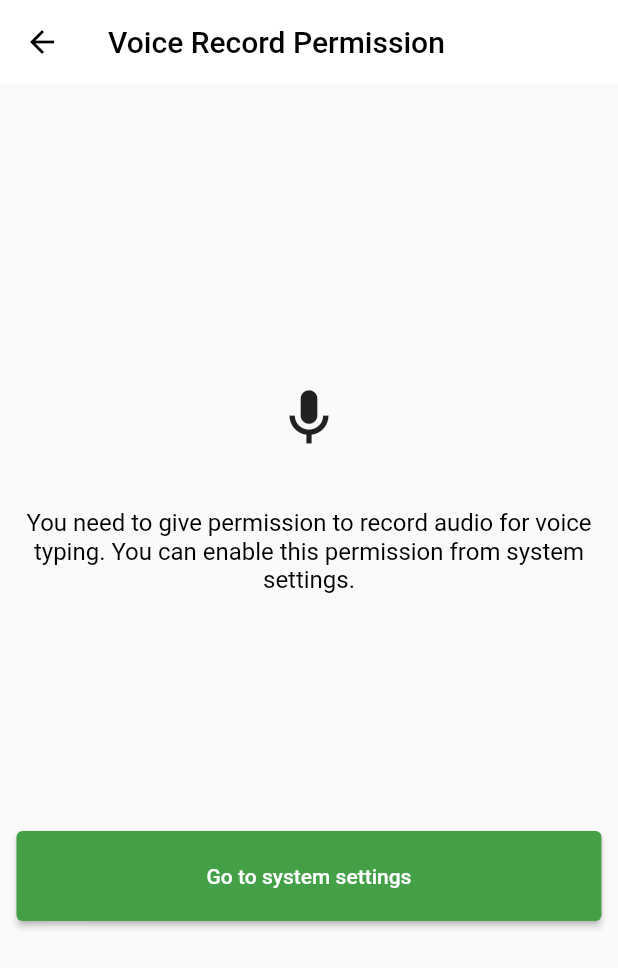
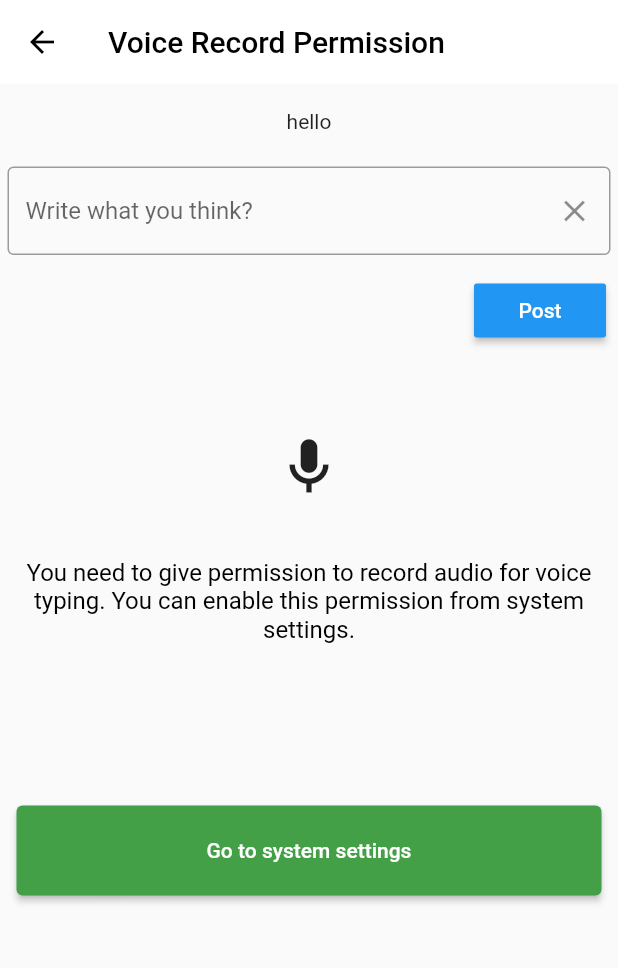
Before and after one commit to Somrat-H/bus_pass, a Flutter app: the screen it shows after launch, after a tap on "Next Page", on a phone screen of 412 x 824 dp. Shown: the top 968 px of the screen. Run offline on Flutter 3.47's test engine with Material 2 defaults, Android fonts, the phone set to English and light mode, and no system bars.

Commit message:
input and post

```diff
--- a/lib/copy_page.dart
+++ b/lib/copy_page.dart
@@ -1,28 +1,85 @@
-
 import 'package:flutter/material.dart';
 
-class CopyPage extends StatelessWidget{
+class CopyPage extends StatefulWidget {
   const CopyPage({super.key});
 
   @override
-  Widget build(BuildContext context){
+  State<CopyPage> createState() => _CopyPageState();
+}
+
+class _CopyPageState extends State<CopyPage> {
+  final textController = TextEditingController();
+
+   String userPost = 'hello';
+
+  @override
+  Widget build(BuildContext context) {
     return Scaffold(
       appBar: AppBar(
         backgroundColor: Colors.white,
         elevation: 0,
         iconTheme: const IconThemeData(color: Colors.black),
-        title: const Text('Voice Record Permission',
-        style: TextStyle(color: Colors.black),),
+        title: const Text(
+          'Voice Record Permission',
+          style: TextStyle(color: Colors.black),
         ),
-      body: Column(
+      ),
+      body: SingleChildScrollView(
+        child: Column(
           children: [
+            Column(
+              children:  [
+                SizedBox(
+                  height: 50,
+                  width: 100,
+              child:  Expanded(
+                  child: Center(child: Text(userPost),
+                  )
+                ),
+                ),
+              ],
+            ),
+            Column(
+              crossAxisAlignment: CrossAxisAlignment.end,
+              mainAxisAlignment: MainAxisAlignment.center,
+              children: [
+                Padding(
+                    padding: const EdgeInsets.all(5),
+                    child: TextField(
+                        controller: textController,
+                        decoration: InputDecoration(
+                            hintText: 'Write what you think?',
+                            border: const OutlineInputBorder(),
+                            suffixIcon: IconButton(
+                                onPressed: () {
+                                  textController.clear();
+                                },
+                                icon: const Icon(Icons.clear))))),
+                 Padding(padding: const EdgeInsets.all(8)   ,
+               child: MaterialButton(
+                 onPressed: (){
+                  setState(() {
+                    userPost = textController.text;
+                  });
+                 },
+                color: Colors.blue,
+                child: const Text('Post', style: TextStyle(color: Colors.white),),
+
+                ),
+                 ),
+
+              ],
+            ),
             const SizedBox(
-          height: 200,
+              height: 50,
             ),
             Column(
               children: const [
                 Center(
-                  child: Icon(Icons.mic_outlined, size: 45,),
+                  child: Icon(
+                    Icons.mic_outlined,
+                    size: 45,
+                  ),
                 )
               ],
             ),
@@ -31,21 +88,22 @@ class CopyPage extends StatelessWidget{
             ),
             Column(
               children: const [
-              Padding(padding: EdgeInsets.all(8),
+                Padding(
+                    padding: EdgeInsets.all(8),
                     child: Center(
-                child: Text('You need to give permission to record audio for voice typing. You can enable this permission from system settings.',
+                      child: Text(
+                        'You need to give permission to record audio for voice typing. You can enable this permission from system settings.',
                         style: TextStyle(
                           color: Colors.black,
                           fontSize: 16,
                         ),
                         textAlign: TextAlign.center,
                       ),
-              )
-              )
+                    ))
               ],
             ),
             const SizedBox(
-            height: 150,
+              height: 100,
             ),
             Column(
               children: [
@@ -53,18 +111,18 @@ class CopyPage extends StatelessWidget{
                   child: SizedBox(
                     height: 60,
                     width: 390,
-
                     child: ElevatedButton(
-                  style: ElevatedButton.styleFrom(backgroundColor: Colors.green.shade600),
-                  onPressed: (){},
+                      style: ElevatedButton.styleFrom(
+                          backgroundColor: Colors.green.shade600),
+                      onPressed: () {},
                       child: const Text('Go to system settings'),
                     ),
                   ),
                 )
               ],
             )
-
           ],
+        ),
       ),
     );
   }
--- a/lib/home_page.dart
+++ b/lib/home_page.dart
@@ -68,7 +68,7 @@ class _HomePageState extends State<HomePage> {
                           Navigator.push(
                               context,
                               MaterialPageRoute(
-                                  builder: (context) => CopyPage()));
+                                  builder: (context) => const CopyPage()));
                         },
                         child: const Text(
                           'Next Page',
```
Also changed, not shown: pubspec.lock. Lines whose indentation alone changed are shown as unchanged.
